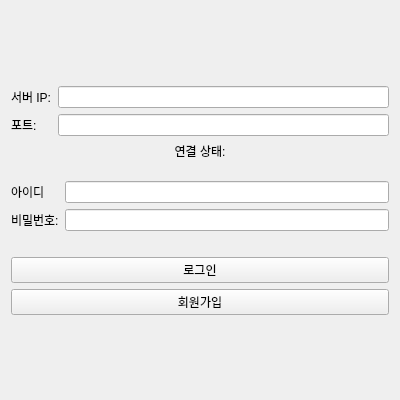
didwnsgur999/Trpg_Table, file loginui.ui: the form before one commit.
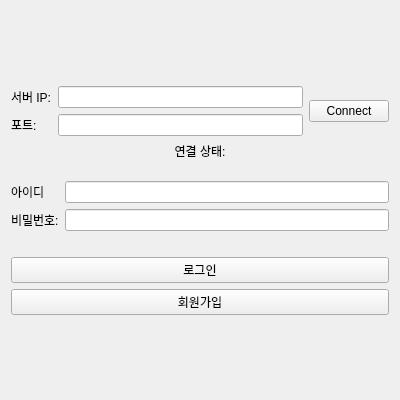
The form after the commit.

```diff
--- a/loginui.ui
+++ b/loginui.ui
@@ -12,9 +12,14 @@
   <property name="windowTitle">
    <string>Login</string>
   </property>
+  <layout class="QVBoxLayout" name="verticalLayout_2">
+   <item>
   <layout class="QVBoxLayout" name="verticalLayout">
    <item>
     <spacer name="verticalSpacer_2">
+       <property name="styleSheet">
+        <string notr="true">background: transparent;</string>
+       </property>
      <property name="orientation">
       <enum>Qt::Orientation::Vertical</enum>
      </property>
@@ -25,6 +30,8 @@
      </property>
     </spacer>
    </item>
+     <item>
+      <layout class="QHBoxLayout" name="horizontalLayout">
    <item>
     <layout class="QFormLayout" name="serverConnectLayout">
      <item row="0" column="0">
@@ -50,6 +57,15 @@
     </layout>
    </item>
    <item>
+        <widget class="QPushButton" name="ServerConnectButton">
+         <property name="text">
+          <string>Connect</string>
+         </property>
+        </widget>
+       </item>
+      </layout>
+     </item>
+     <item>
     <widget class="QLabel" name="connectionStatusLabel">
      <property name="text">
       <string>연결 상태:</string>
@@ -61,6 +77,9 @@
    </item>
    <item>
     <spacer name="verticalSpacer_connection_gap">
+       <property name="styleSheet">
+        <string notr="true">background: transparent;</string>
+       </property>
      <property name="orientation">
       <enum>Qt::Orientation::Vertical</enum>
      </property>
@@ -107,6 +126,9 @@
    </item>
    <item>
     <spacer name="verticalSpacer">
+       <property name="styleSheet">
+        <string notr="true">background: transparent;</string>
+       </property>
      <property name="orientation">
       <enum>Qt::Orientation::Vertical</enum>
      </property>
@@ -137,6 +159,9 @@
    </item>
    <item>
     <spacer name="verticalSpacer_3">
+       <property name="styleSheet">
+        <string notr="true">background: transparent;</string>
+       </property>
      <property name="orientation">
       <enum>Qt::Orientation::Vertical</enum>
      </property>
@@ -147,6 +172,8 @@
       </size>
      </property>
     </spacer>
+     </item>
+    </layout>
    </item>
   </layout>
  </widget>
```
Left out of the diff: 15 changed lines with no effect on the pictures. Lines whose indentation alone changed are shown as unchanged.
